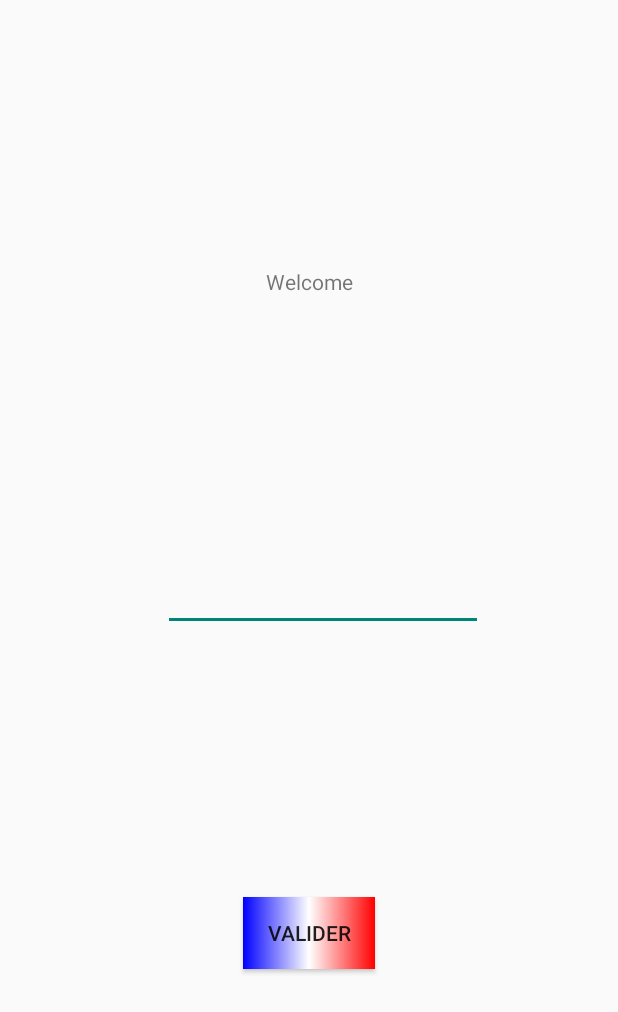
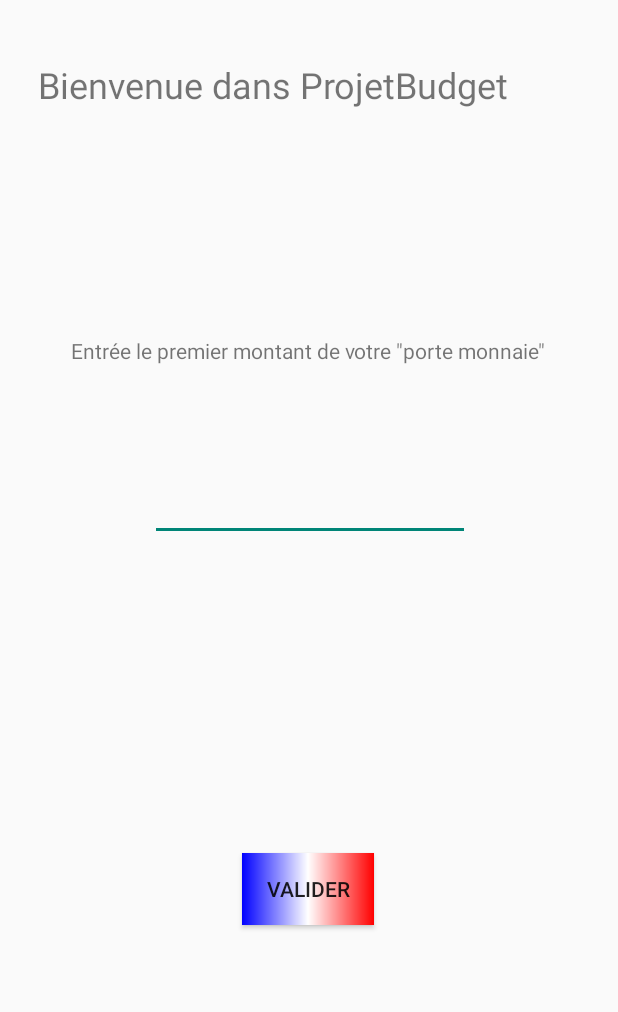
Before and after one commit to 777Leinad77/my-piggy-bank, an Android app: the screen it shows after launch (StartActivity), on a phone screen of 412 x 824 dp. Shown: the top 1012 px of the screen. Run offline under Robolectric (Android 15) with nearby library versions, the phone set to English and light mode, and no system bars.

Commit message:
design en cours

```diff
--- a/ProjetBudget/app/src/main/java/com/example/projetbudget/BDD/BDHelper.java
+++ b/ProjetBudget/app/src/main/java/com/example/projetbudget/BDD/BDHelper.java
@@ -61,12 +61,12 @@ public class BDHelper extends SQLiteOpenHelper {
         db.insert("Categorie",null, cv1);
         cv1.put("Type", "Autres dépenses");
         db.insert("Categorie",null, cv1);
-        cv1.put("Type", "Abonnements");
+        cv1.put("Type", "Abonnements et Télephonie");
         db.insert("Categorie",null, cv1);
         cv1.put("Type", "Transports et véhicules");
         db.insert("Categorie",null, cv1);
 
-       /* ContentValues cv2 = new ContentValues();
+        ContentValues cv2 = new ContentValues();
         cv2.put("Type", "aujoud'hui");
         db.insert("Frquence",null, cv2);
         cv2.put("Type", "journalière");
@@ -80,7 +80,7 @@ public class BDHelper extends SQLiteOpenHelper {
         cv2.put("Type", "semestriel");
         db.insert("Frquence",null, cv2);
         cv2.put("Type", "annuel");
-        db.insert("Frquence",null, cv2);*/
+        db.insert("Frquence",null, cv2);
     }
 
     @Override
--- a/ProjetBudget/app/src/main/java/com/example/projetbudget/BDD/GestionBD.java
+++ b/ProjetBudget/app/src/main/java/com/example/projetbudget/BDD/GestionBD.java
@@ -31,8 +31,8 @@ public class GestionBD {
     public void creerValeur(String valeur) {
         ContentValues cv = new ContentValues();
         cv.put("valeur",valeur);
-        maBase.delete("budjetTotal",null, null);
-        maBase.insert("budjetTotal",null, cv);
+        maBase.delete("bujetTotal",null, null);
+        maBase.insert("bujetTotal",null, cv);
     }
 
     public String donnerLaValeur() {
@@ -51,7 +51,7 @@ public class GestionBD {
         int intres = Integer.parseInt(res);
         int intvaleur = Integer.parseInt(valeur);
         int calc = intres-intvaleur;
-        Log.i("TestBD_valeurMoins","valeur après calcul "+calc);
+        Log.i("TestBD_valeurMoins","valeur apré calcul "+calc);
         creerValeur(String.valueOf(calc));
     }
 
@@ -61,18 +61,18 @@ public class GestionBD {
         int intres = Integer.parseInt(res);
         int intvaleur = Integer.parseInt(valeur);
         int calc = intres+intvaleur;
-        Log.i("TestBD_valeurPlus","valeur après calcul "+calc);
+        Log.i("TestBD_valeurPlus","valeur apré calcul "+calc);
         creerValeur(String.valueOf(calc));
     }
 
     public void videValeur() {
-        maBase.delete("budjetTotal",null, null);
+        maBase.delete("bujetTotal",null, null);
     }
 
     public ArrayList<TypeOperation> getCateg(){
         Log.i("TestBD_getCateg","ouverture de getCateg");
         ArrayList<TypeOperation> Categ = new ArrayList<TypeOperation>();
-        Log.i("TestBD_getCateg","après ArryList");
+        Log.i("TestBD_getCateg","appré ArryList");
         String req1 = "select IdCateg from Categorie";
         Cursor cursor1 = maBase.rawQuery(req1,null,null);
         Log.i("TestBD_getCateg","cursor1 : ");
@@ -96,7 +96,7 @@ public class GestionBD {
     public ArrayList<TypeFrequence> getFrequ() {
         Log.i("TestBD_getFrequ", "ouverture de getCateg");
         ArrayList<TypeFrequence> Frequ = new ArrayList<TypeFrequence>();
-        Log.i("TestBD_getFrequ", "après ArryList");
+        Log.i("TestBD_getFrequ", "appré ArryList");
         String req1 = "select IdFrequ from Frquence";
         Cursor cursor1 = maBase.rawQuery(req1, null, null);
         Log.i("TestBD_getFrequ", "cursor1 : ");
@@ -204,7 +204,7 @@ public class GestionBD {
         maBase.delete("Projet","Nom=?", new String[]{nom});
     }
 
-    //Les info des projets
+    //Les info des projet
     //=============================================================================
     public String[] NomProjet() {
         String req = "select Nom from Projet";
@@ -249,7 +249,7 @@ public class GestionBD {
     }
     //=====================================================================================
 
-    // Les infos des operations
+    // Les info des operation
     //=====================================================================================
     public String[] NomOperation() {
         String req = "select NomOperation from Operation";
@@ -276,7 +276,26 @@ public class GestionBD {
             Ltype[i] = cursor.getString(1);
             i = i + 1;
         }
-
+        //Test échouer
+        /*String req1 = "select NomOperation, IdCateg from Operation";
+        Cursor cursor1 = maBase.rawQuery(req1, null, null);
+        String req2 = "select Type, IdCateg from Categorie";
+        Cursor cursor2 = maBase.rawQuery(req2, null, null);
+        String[] Ltype = new String[cursor1.getCount()];
+        int i = 0;
+        Log.i("TestBD_TypeOperation", "cursor.getCount() = " + cursor1.getCount());
+        while (cursor1.moveToNext()) {
+            Log.i("TestBD_TypeOperation", "1");
+            while (cursor2.moveToNext()) {
+                Log.i("TestBD_TypeOperation", "cursor1 = " + cursor1.getString(1) + ", cursor2 = " + cursor2.getString(1));
+                if (cursor1.getString(1) == cursor2.getString(1)) {
+                    Ltype[i] = cursor2.getString(0);
+                    Log.i("TestBD_TypeOperation", "cursor1 = " + cursor1.getString(0) + ", cursor2 = " + cursor2.getString(0));
+                }
+            }
+            cursor2.moveToFirst();
+            i += 1;
+        }*/
         return Ltype;
     }
 
@@ -299,5 +318,5 @@ public class GestionBD {
         }
         return Lmontant;
     }
-
+    //=====================================================================================
 }
--- a/ProjetBudget/app/src/main/java/com/example/projetbudget/activity/StartActivity.java
+++ b/ProjetBudget/app/src/main/java/com/example/projetbudget/activity/StartActivity.java
@@ -65,7 +65,7 @@ public class StartActivity extends AppCompatActivity {
                             startActivity(activity2);
                             fin();
                         } else {
-                            erreur.setText("Un des caractère n'est pas un chiffre");
+                            erreur.setText("Un des caractères n'est pas un chiffre");
                         }
                     }
                 }
--- a/ProjetBudget/app/src/main/java/com/example/projetbudget/operation/GainDepense.java
+++ b/ProjetBudget/app/src/main/java/com/example/projetbudget/operation/GainDepense.java
@@ -54,9 +54,9 @@ public class GainDepense extends AppCompatActivity implements AdapterView.OnItem
         RB = (RadioButton)findViewById(R.id.RBGain);
         nom = (EditText)findViewById(R.id.ETNomOpeP);
         montant = (EditText)findViewById(R.id.ETMontantOpeP);
-        ENom = (TextView)findViewById(R.id.nomOpeP);
-        EMontant = (TextView)findViewById(R.id.montantOpeP);
-        ETypeCateg = (TextView)findViewById(R.id.typeOpeP);
+        ENom = (TextView)findViewById(R.id.erreurNomP);
+        EMontant = (TextView)findViewById(R.id.erreurMontantP);
+        ETypeCateg = (TextView)findViewById(R.id.erreurTypeCategP);
 
 
         sgbd.open();
--- a/ProjetBudget/app/src/main/java/com/example/projetbudget/operation/OperationInfo.java
+++ b/ProjetBudget/app/src/main/java/com/example/projetbudget/operation/OperationInfo.java
@@ -1,11 +1,11 @@
 package com.example.projetbudget.operation;
-
-import androidx.appcompat.app.AppCompatActivity;
 
 import android.os.Bundle;
 import android.widget.Button;
 import android.widget.TextView;
 import android.widget.Toast;
+
+import androidx.appcompat.app.AppCompatActivity;
 
 import com.example.projetbudget.R;
 
@@ -37,6 +37,6 @@ public class OperationInfo extends AppCompatActivity {
     }
 
     private void setData() {
-        nom.setText("voulez vous supprimer " + data1);
+        nom.setText("voulez-vous supprimer " + data1);
     }
 }
--- a/ProjetBudget/app/src/main/java/com/example/projetbudget/projet/CreationProjet.java
+++ b/ProjetBudget/app/src/main/java/com/example/projetbudget/projet/CreationProjet.java
@@ -83,9 +83,9 @@ public class CreationProjet extends AppCompatActivity {
                         eEstim.setText("L'estimation doit comporter au moins un caractère");
                         bool3 = false;
                     }
-                    Log.i("TestCreationProject", "test1 = " + bool1 + ", test2 = " + bool2 + ", test3 = " + bool3);
+                    Log.i("TestCreationProjet", "test1 = " + bool1 + ", test2 = " + bool2 + ", test3 = " + bool3);
                     if (bool1 == true && bool3 == true && bool2 == true) {
-                        Log.i("TestCreationProject", "nom = " + PNom + ", montant = " + PMontant);
+                        Log.i("TestCreationProjet", "nom = " + PNom + ", montant = " + PMontant);
                         sgbd.open();
                         sgbd.nouvProjet(PNom, intMontant, null);
                         sgbd.close();
--- a/ProjetBudget/app/src/main/java/com/example/projetbudget/projet/ProjetInfo.java
+++ b/ProjetBudget/app/src/main/java/com/example/projetbudget/projet/ProjetInfo.java
@@ -200,7 +200,7 @@ public class ProjetInfo extends AppCompatActivity {
                     sgbd.valeurMoins(Integer.toString(memoir));
                     sgbd.close();
                     memoir = 0;
-                    Toast.makeText(theThis, "les informations on bien été enregistré", Toast.LENGTH_SHORT).show();
+                    Toast.makeText(theThis, "les informations ont bien été enregistrées", Toast.LENGTH_SHORT).show();
                 }
             }
         });
--- a/ProjetBudget/app/src/main/res/layout/activity_projet_modif.xml
+++ b/ProjetBudget/app/src/main/res/layout/activity_projet_modif.xml
@@ -14,7 +14,8 @@
         android:inputType="textPersonName"
         android:text="Nom"
         app:layout_constraintEnd_toEndOf="parent"
-        app:layout_constraintStart_toEndOf="@+id/textView8" />
+        app:layout_constraintStart_toEndOf="@+id/textView8"
+        tools:ignore="MissingConstraints" />
 
     <TextView
         android:id="@+id/textView8"
--- a/ProjetBudget/app/src/main/res/layout/activity_start.xml
+++ b/ProjetBudget/app/src/main/res/layout/activity_start.xml
@@ -10,10 +10,11 @@
         android:id="@+id/button"
         android:layout_width="wrap_content"
         android:layout_height="wrap_content"
+        android:background="@drawable/startbutton"
         android:text="Valider"
-        android:background="@drawable/startbutton"
         app:layout_constraintBottom_toBottomOf="parent"
         app:layout_constraintEnd_toEndOf="parent"
+        app:layout_constraintHorizontal_bias="0.498"
         app:layout_constraintStart_toStartOf="parent"
         app:layout_constraintTop_toBottomOf="@+id/EDText" />
 
@@ -28,21 +29,35 @@
         android:id="@+id/EDText"
         android:layout_width="wrap_content"
         android:layout_height="wrap_content"
+        android:layout_marginTop="72dp"
         android:ems="10"
         android:inputType="numberDecimal"
-        app:layout_constraintBottom_toTopOf="@+id/button"
         app:layout_constraintEnd_toEndOf="parent"
-        app:layout_constraintHorizontal_bias="0.547"
+        app:layout_constraintHorizontal_bias="0.502"
         app:layout_constraintStart_toStartOf="parent"
-        app:layout_constraintTop_toBottomOf="@+id/textView7" />
+        app:layout_constraintTop_toBottomOf="@+id/textView" />
 
     <TextView
         android:id="@+id/textView7"
+        android:layout_width="399dp"
+        android:layout_height="48dp"
+        android:layout_marginStart="32dp"
+        android:layout_marginTop="40dp"
+        android:text="Bienvenue dans ProjetBudget"
+        android:textSize="24sp"
+        app:layout_constraintEnd_toEndOf="parent"
+        app:layout_constraintHorizontal_bias="0.35"
+        app:layout_constraintStart_toStartOf="parent"
+        app:layout_constraintTop_toTopOf="parent" />
+
+    <TextView
+        android:id="@+id/textView"
         android:layout_width="wrap_content"
         android:layout_height="wrap_content"
-        android:text="Welcome"
-        app:layout_constraintBottom_toTopOf="@+id/EDText"
+        android:layout_marginTop="224dp"
+        android:text="Entrée le premier montant de votre &quot;porte monnaie&quot;"
         app:layout_constraintEnd_toEndOf="parent"
+        app:layout_constraintHorizontal_bias="0.494"
         app:layout_constraintStart_toStartOf="parent"
         app:layout_constraintTop_toTopOf="parent" />
 </androidx.constraintlayout.widget.ConstraintLayout>
--- a/ProjetBudget/app/src/main/res/layout/fragment1.xml
+++ b/ProjetBudget/app/src/main/res/layout/fragment1.xml
@@ -22,7 +22,7 @@
         tools:layout_constraintTop_creator="1" />
 
     <androidx.recyclerview.widget.RecyclerView
-        android:id="@+id/RVProject"
+        android:id="@+id/RVProjet"
         android:layout_width="0dp"
         android:layout_height="0dp"
         app:layout_constraintBottom_toBottomOf="parent"
--- a/ProjetBudget/app/src/main/res/mipmap-anydpi-v26/ic_launcher_round.xml
+++ b/ProjetBudget/app/src/main/res/mipmap-anydpi-v26/ic_launcher_round.xml
@@ -1,5 +1,4 @@
 <?xml version="1.0" encoding="utf-8"?>
 <adaptive-icon xmlns:android="http://schemas.android.com/apk/res/android">
-    <background android:drawable="@drawable/ic_launcher_background" />
-    <foreground android:drawable="@drawable/ic_launcher_foreground" />
+    <background android:drawable="@drawable/icon"></background>
 </adaptive-icon>
```
Also changed, not shown: ProjetBudget/app/src/main/java/com/example/projetbudget/ui/main/PlaceholderFragment1.java (+4 -4 lines).
